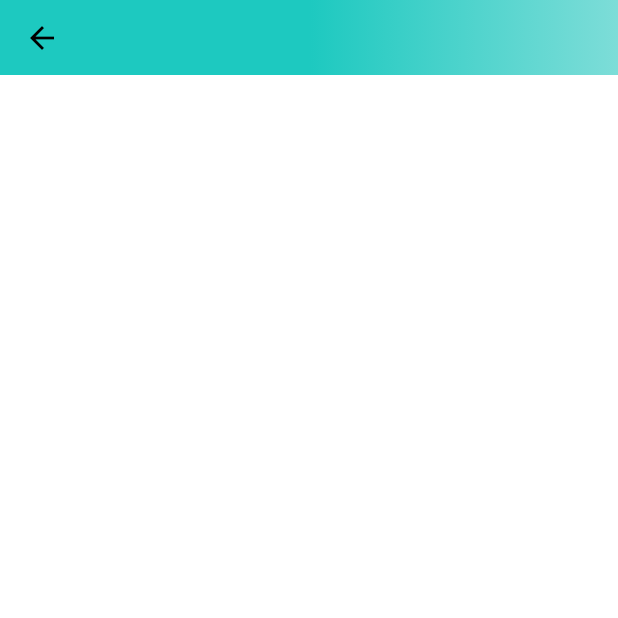
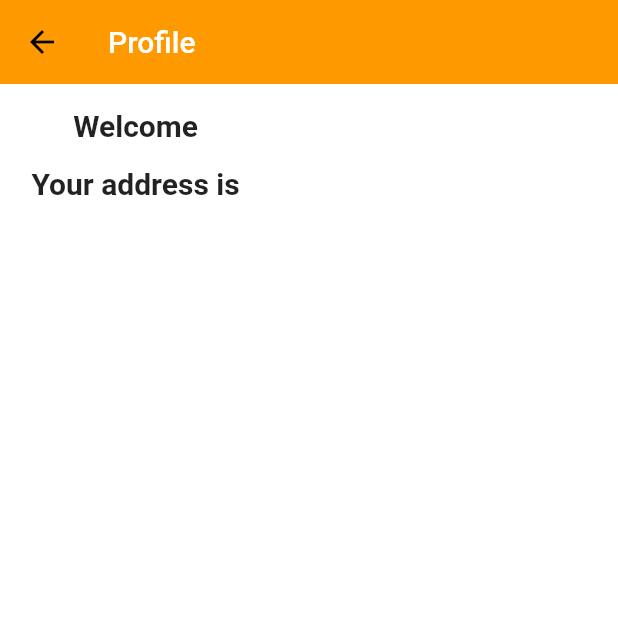
Before and after one commit to jason469/Mocha, a Flutter app: the ProfileScreen screen opened by its route, on a phone screen of 412 x 824 dp, the top half of it. Run offline on Flutter 3.47's test engine with Material 2 defaults, Android fonts, the phone set to English and light mode, and no system bars; our stand-ins replace persistent_bottom_nav_bar, shared_preferences, table_calendar; missing offline and left inert: dart:ffi; accounts and stored records are empty; network calls fail.

Commit message:
Changed id to name when showing notes

```diff
--- a/lib/common/widgets/NoteItem.dart
+++ b/lib/common/widgets/NoteItem.dart
@@ -79,7 +79,7 @@ class _NoteItemState extends State<NoteItem> {
                         note.buildDescription(context),
                       ),
                       trailing: Text(
-                        note.buildUser(context),
+                        note.buildUserName(context),
                       ),
                     )
                   : ListTile(
@@ -96,7 +96,7 @@ class _NoteItemState extends State<NoteItem> {
                         style: GlobalVariables.completedNote,
                       ),
                       trailing: Text(
-                        note.buildUser(context),
+                        note.buildUserName(context),
                         style: GlobalVariables.completedNote,
                       ),
                     ),
--- a/lib/features/agenda/services/agenda_service.dart
+++ b/lib/features/agenda/services/agenda_service.dart
@@ -4,10 +4,6 @@ import 'package:flutter/cupertino.dart';
 import 'package:mocha/constants/utils.dart';
 
 import 'package:mocha/common/widgets/ListItem.dart';
-import 'package:mocha/providers/user_provider.dart';
-import 'package:provider/provider.dart';
-
-import '../../../constants/error_handling.dart';
 
 class AgendaService {
   Future<List<ListItem>> getNotes({
@@ -26,7 +22,7 @@ class AgendaService {
             item["title"],
             item["description"],
             DateTime.parse(item["date"]),
-            item["userId"],
+            item["userName"],
             item["isCompleted"],
           ),
         );
--- a/lib/features/profile/screens/profile_screen.dart
+++ b/lib/features/profile/screens/profile_screen.dart
@@ -1,10 +1,13 @@
 import 'package:flutter/material.dart';
 import 'package:mocha/constants/global_variables.dart';
 import 'package:mocha/providers/user_provider.dart';
+import '../services/profile_service.dart';
 import 'package:provider/provider.dart';
+import 'package:mocha/models/user.dart';
 
 class ProfileScreen extends StatefulWidget {
   static const String routeName = '/profile';
+
   const ProfileScreen({Key? key}) : super(key: key);
 
   @override
@@ -12,19 +15,52 @@ class ProfileScreen extends StatefulWidget {
 }
 
 class _ProfileScreenState extends State<ProfileScreen> {
+  final ProfileService profileService = ProfileService();
+
   @override
   Widget build(BuildContext context) {
     final user = Provider.of<UserProvider>(context).user;
     return Scaffold(
-      appBar: PreferredSize(
-        preferredSize: const Size.fromHeight(50),
-        child: AppBar(
-          flexibleSpace: Container(
-            decoration: const BoxDecoration(
-              gradient: GlobalVariables.appBarGradient,
+      appBar: AppBar(
+        title: const Text('Profile'),
+      ),
+      body: Column(
+        children: [
+          Expanded(
+            child: SafeArea(
+              child: Padding(
+                padding: const EdgeInsets.all(8.0),
+                child: Column(
+                  mainAxisAlignment: MainAxisAlignment.start,
+                  children: [
+                    Container(
+                      padding: const EdgeInsets.all(8.0),
+                      child: Text(
+                        "Welcome ${user.name}",
+                        style: const TextStyle(
+                          fontSize: 20,
+                          fontWeight: FontWeight.bold,
+                        ),
+                        textAlign: TextAlign.center,
+                      ),
+                    ),
+                    Container(
+                      padding: const EdgeInsets.all(8.0),
+                      child: Text(
+                        "Your address is  ${user.address}",
+                        style: const TextStyle(
+                          fontSize: 20,
+                          fontWeight: FontWeight.bold,
+                        ),
+                        textAlign: TextAlign.center,
+                      ),
+                    ),
+                  ],
+                ),
+              ),
             ),
           ),
-        ),
+        ],
       ),
     );
   }
--- a/lib/features/profile/services/profile_service.dart
+++ b/lib/features/profile/services/profile_service.dart
@@ -0,0 +1,2 @@
+class ProfileService {
+}
--- a/lib/models/note.dart
+++ b/lib/models/note.dart
@@ -5,6 +5,7 @@ class Note {
   final String title;
   final String description;
   final String userId;
+  String? userName;
   final bool isCompleted;
 
   Note({
@@ -12,6 +13,7 @@ class Note {
     required this.title,
     required this.description,
     required this.userId,
+    this.userName,
     required this.isCompleted,
   });
 
@@ -21,6 +23,7 @@ class Note {
       'title': title,
       'description': description,
       'userId': userId,
+      'userName': userName,
       'isCompleted': isCompleted,
     };
   }
@@ -31,6 +34,7 @@ class Note {
       title: map['title'] ?? '',
       description: map['description'] ?? '',
       userId: map['userId'] ?? '',
+      userName: map['userName'] ?? '',
       isCompleted: map['isCompleted'] ?? '',
     );
   }
```
Also changed, not shown: lib/common/widgets/ListItem.dart (+4 -4 lines), lib/features/agenda/screens/agenda_screen.dart (+3 -11 lines).
